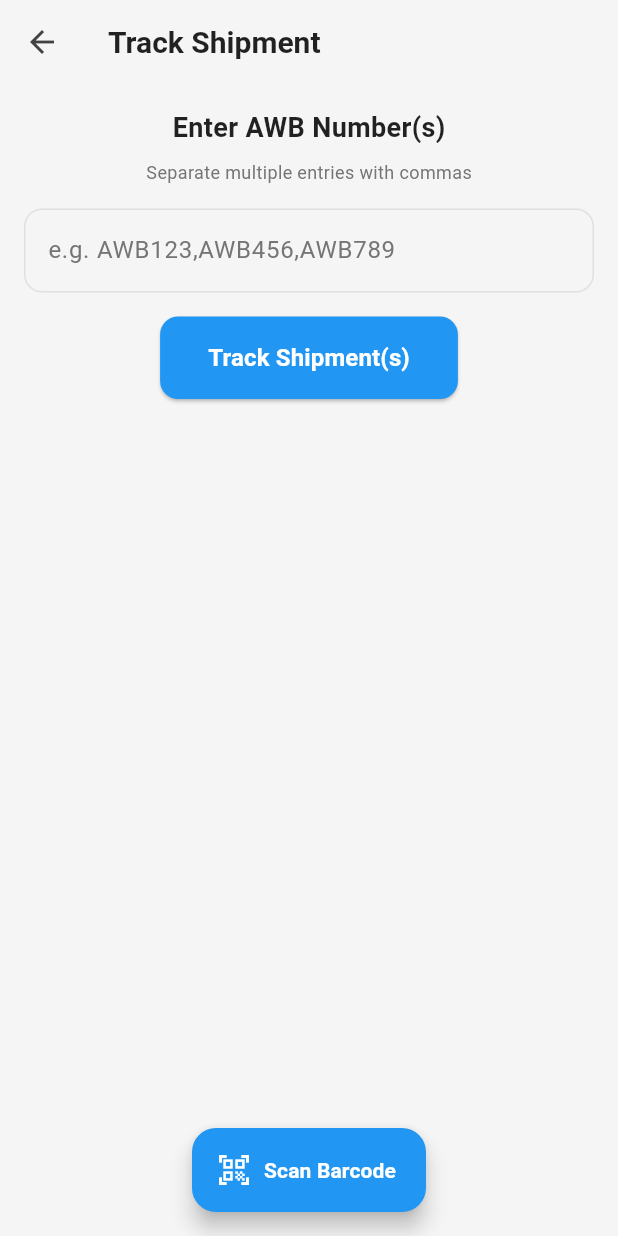
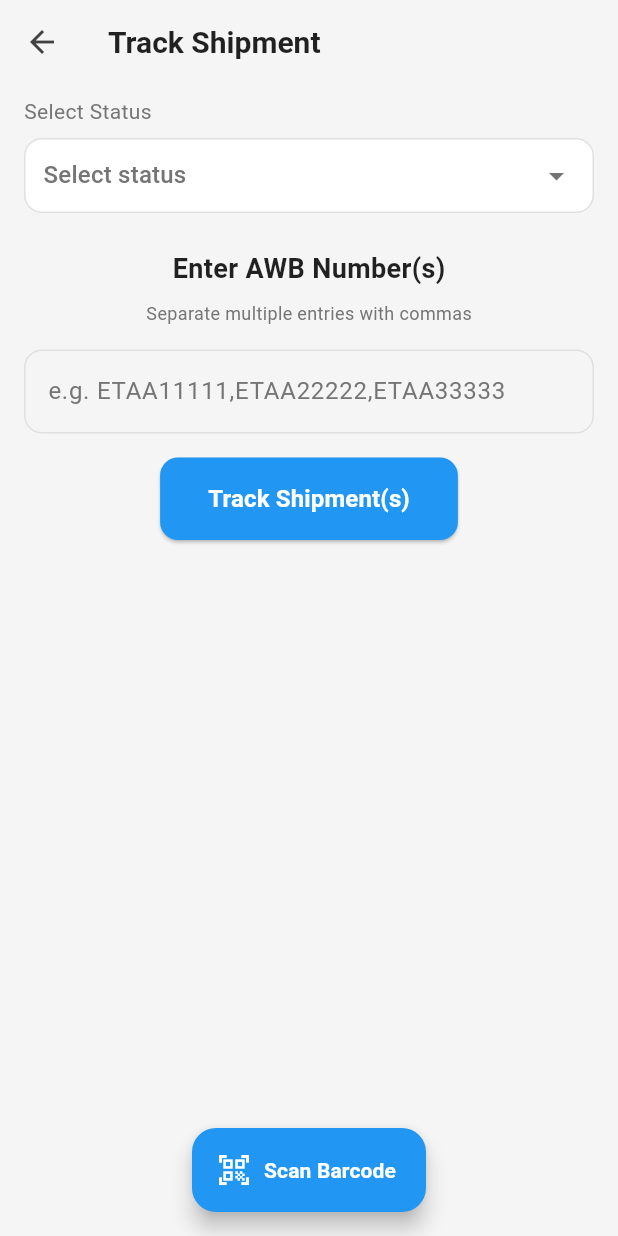
Before and after one commit to AbdulsemedM/Courier-App, a Flutter app: the BarcodeReaderScreen screen opened directly, after a tap on "Manual Entry", after a tap on "Track Shipment(s)", on a phone screen of 412 x 824 dp. Run offline on Flutter 3.47's test engine with Material 3 defaults, Android fonts, the phone set to English and light mode, and no system bars; our stand-ins replace bottom_navy_bar, flutter_bloc, flutter_secure_storage, permission_handler, shared_preferences, shimmer; missing offline and left inert: mobile_scanner; accounts and stored records are empty; network calls fail.

Commit message:
manual entry status change done

```diff
--- a/lib/features/barcode_reader/presentation/screen/barcode_reader_screen.dart
+++ b/lib/features/barcode_reader/presentation/screen/barcode_reader_screen.dart
@@ -1,4 +1,8 @@
+import 'package:courier_app/features/barcode_reader/bloc/barcode_reader_bloc.dart';
+import 'package:courier_app/features/track_order/bloc/track_order_bloc.dart';
+import 'package:courier_app/features/track_order/model/statuses_model.dart';
 import 'package:flutter/material.dart';
+import 'package:flutter_bloc/flutter_bloc.dart';
 import 'package:provider/provider.dart';
 import 'package:permission_handler/permission_handler.dart';
 import '../../../../core/theme/theme_provider.dart';
@@ -18,11 +22,14 @@ class _BarcodeReaderScreenState extends State<BarcodeReaderScreen> {
   String? _error;
   final Set<String> _scannedBarcodes = {}; // Using Set to ensure uniqueness
   bool _isPaused = false;
+  List<StatusModel> statuses = [];
+  String? selectedStatus;
 
   @override
   void initState() {
     super.initState();
     _checkCameraPermission();
+    context.read<TrackOrderBloc>().add(FetchStatuses());
   }
 
   @override
@@ -256,16 +263,98 @@ class _BarcodeReaderScreenState extends State<BarcodeReaderScreen> {
     );
   }
 
-  void _onManualSubmit(String value) {
-    if (value.isEmpty) {
+  Widget _buildStatusDropdown(bool isDarkMode) {
+    return Container(
+      padding: const EdgeInsets.symmetric(horizontal: 16, vertical: 8),
+      child: Column(
+        crossAxisAlignment: CrossAxisAlignment.start,
+        children: [
+          Text(
+            'Select Status',
+            style: TextStyle(
+              color: isDarkMode ? Colors.grey[400] : Colors.grey[600],
+              fontSize: 14,
+            ),
+          ),
+          const SizedBox(height: 8),
+          Container(
+            padding: const EdgeInsets.symmetric(horizontal: 12),
+            decoration: BoxDecoration(
+              color: isDarkMode
+                  ? Colors.grey[800]!.withOpacity(0.5)
+                  : Colors.white,
+              borderRadius: BorderRadius.circular(12),
+              border: Border.all(
+                color: isDarkMode ? Colors.grey[700]! : Colors.grey[300]!,
+              ),
+            ),
+            child: DropdownButtonHideUnderline(
+              child: DropdownButton<String>(
+                value: selectedStatus,
+                hint: Text(
+                  'Select status',
+                  style: TextStyle(
+                    color: isDarkMode ? Colors.grey[400] : Colors.grey[600],
+                  ),
+                ),
+                isExpanded: true,
+                icon: Icon(
+                  Icons.arrow_drop_down,
+                  color: isDarkMode ? Colors.grey[400] : Colors.grey[600],
+                ),
+                dropdownColor: isDarkMode ? Colors.grey[800] : Colors.white,
+                items: statuses
+                    .map((status) => DropdownMenuItem<String>(
+                          value: status.code,
+                          child: Text(
+                            '${status.code} - ${status.description}',
+                            style: TextStyle(
+                              color: isDarkMode ? Colors.white : Colors.black87,
+                            ),
+                          ),
+                        ))
+                    .toList(),
+                onChanged: (value) {
                   setState(() {
-        _error = 'Please enter a tracking number';
+                    selectedStatus = value;
                   });
+                },
+              ),
+            ),
+          ),
+        ],
+      ),
+    );
+  }
+
+  void _onManualSubmit(dynamic value) {
+    if (value == null || (value is List && value.isEmpty)) {
+      ScaffoldMessenger.of(context).showSnackBar(
+        const SnackBar(
+          content: Text('Please enter tracking number(s)'),
+          backgroundColor: Colors.red,
+        ),
+      );
       return;
     }
 
-    // TODO: Navigate to tracking details or handle the input
-    print('Manual entry: $value');
+    if (selectedStatus == null) {
+      ScaffoldMessenger.of(context).showSnackBar(
+        const SnackBar(
+          content: Text('Please select a status'),
+          backgroundColor: Colors.red,
+        ),
+      );
+      return;
+    }
+
+    // Now we can be sure value is a List<String>
+    context.read<BarcodeReaderBloc>().add(
+          BarcodeReaderChangeStatusEvent(
+            shipmentIds: value,
+            status: selectedStatus!,
+          ),
+        );
   }
 
   void _toggleScanMode() {
@@ -280,8 +369,46 @@ class _BarcodeReaderScreenState extends State<BarcodeReaderScreen> {
     final themeProvider = Provider.of<ThemeProvider>(context);
     final isDarkMode = themeProvider.isDarkMode;
 
-    return Scaffold(
-      backgroundColor: isDarkMode ? const Color(0xFF0A1931) : Colors.grey[100],
+    return MultiBlocListener(
+      listeners: [
+        BlocListener<TrackOrderBloc, TrackOrderState>(
+          listenWhen: (previous, current) => current is FetchStatusSuccess,
+          listener: (context, state) {
+            if (state is FetchStatusSuccess) {
+              setState(() {
+                statuses = state.statuses;
+              });
+            }
+          },
+        ),
+        BlocListener<BarcodeReaderBloc, BarcodeReaderState>(
+          listener: (context, state) {
+            if (state is BarcodeReaderSuccess) {
+              ScaffoldMessenger.of(context).showSnackBar(
+                SnackBar(
+                  content: Text(state.message),
+                  backgroundColor: Colors.green,
+                ),
+              );
+              _trackingController.clear();
+              setState(() {
+                selectedStatus = null;
+              });
+            }
+            if (state is BarcodeReaderError) {
+              ScaffoldMessenger.of(context).showSnackBar(
+                SnackBar(
+                  content: Text(state.message),
+                  backgroundColor: Colors.red,
+                ),
+              );
+            }
+          },
+        ),
+      ],
+      child: Scaffold(
+        backgroundColor:
+            isDarkMode ? const Color(0xFF0A1931) : Colors.grey[100],
         appBar: AppBar(
           elevation: 0,
           backgroundColor: Colors.transparent,
@@ -307,10 +434,17 @@ class _BarcodeReaderScreenState extends State<BarcodeReaderScreen> {
                           onBarcodeDetected: _onBarcodeDetected,
                         )
                       : _buildCameraPermissionDenied(isDarkMode)
-                : BarcodeReaderWidgets.buildManualEntry(
+                  : Column(
+                      children: [
+                        _buildStatusDropdown(isDarkMode),
+                        Expanded(
+                          child: BarcodeReaderWidgets.buildManualEntry(
                             isDarkMode: isDarkMode,
                             controller: _trackingController,
                             onSubmit: _onManualSubmit,
+                          ),
+                        ),
+                      ],
                     ),
             ),
           ],
@@ -321,6 +455,7 @@ class _BarcodeReaderScreenState extends State<BarcodeReaderScreen> {
           onToggle: _toggleScanMode,
         ),
         floatingActionButtonLocation: FloatingActionButtonLocation.centerFloat,
+      ),
     );
   }
 }
--- a/lib/features/barcode_reader/presentation/widgets/barcode_reader_widget.dart
+++ b/lib/features/barcode_reader/presentation/widgets/barcode_reader_widget.dart
@@ -49,7 +49,7 @@ class BarcodeReaderWidgets {
   static Widget buildManualEntry({
     required bool isDarkMode,
     required TextEditingController controller,
-    required Function(String) onSubmit,
+    required Function(dynamic) onSubmit,
   }) {
     return Padding(
       padding: const EdgeInsets.all(16.0),
@@ -90,7 +90,7 @@ class BarcodeReaderWidgets {
               }
             },
             decoration: InputDecoration(
-              hintText: 'e.g. AWB123,AWB456,AWB789',
+              hintText: 'e.g. ETAA11111,ETAA22222,ETAA33333',
               hintStyle: TextStyle(
                 color: isDarkMode ? Colors.grey[400] : Colors.grey[600],
               ),
@@ -118,24 +118,30 @@ class BarcodeReaderWidgets {
               ),
             ),
             onSubmitted: (value) {
-              final barcodes =
-                  value.split(',').where((code) => code.isNotEmpty).toList();
-              for (final barcode in barcodes) {
-                onSubmit(barcode);
-              }
+              if (value.isEmpty) return;
+
+              final barcodes = value
+                  .split(',')
+                  .where((code) => code.trim().isNotEmpty)
+                  .map((code) => code.trim())
+                  .toList();
+
+              onSubmit(barcodes);
               controller.clear();
             },
           ),
           const SizedBox(height: 16),
           ElevatedButton(
             onPressed: () {
+              if (controller.text.isEmpty) return;
+
               final barcodes = controller.text
                   .split(',')
-                  .where((code) => code.isNotEmpty)
+                  .where((code) => code.trim().isNotEmpty)
+                  .map((code) => code.trim())
                   .toList();
-              for (final barcode in barcodes) {
-                onSubmit(barcode);
-              }
+
+              onSubmit(barcodes);
               controller.clear();
             },
             style: ElevatedButton.styleFrom(
```
Also changed, not shown: lib/main.dart (+8 -0 lines). Lines whose indentation alone changed are shown as unchanged.
